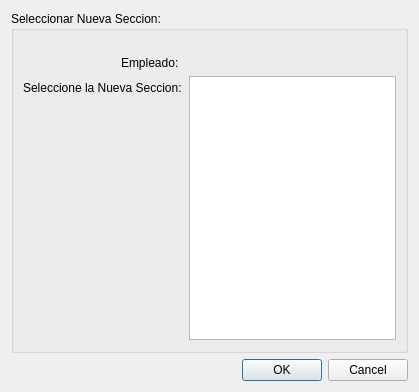
This is src/ui/DialogCambiarDeSeccionAEmpleado.ui in guilleurrutia10/division-transporte as Qt 5 draws it before an edit. The edited form follows.
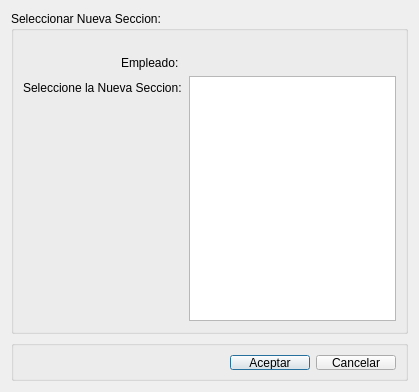
This is the edited form.

Commit message: modificaciones ui con group box parte 2

What changed in the file:
```diff
--- a/src/ui/DialogCambiarDeSeccionAEmpleado.ui
+++ b/src/ui/DialogCambiarDeSeccionAEmpleado.ui
@@ -73,13 +73,63 @@
     </widget>
    </item>
    <item>
-    <widget class="QDialogButtonBox" name="buttonBox">
-     <property name="orientation">
-      <enum>Qt::Horizontal</enum>
+    <widget class="QGroupBox" name="groupBoxButtonBox">
+     <property name="minimumSize">
+      <size>
+       <width>271</width>
+       <height>41</height>
+      </size>
      </property>
-     <property name="standardButtons">
-      <set>QDialogButtonBox::Cancel|QDialogButtonBox::Ok</set>
+     <property name="maximumSize">
+      <size>
+       <width>16777215</width>
+       <height>41</height>
+      </size>
      </property>
+     <property name="title">
+      <string/>
+     </property>
+     <layout class="QGridLayout" name="gridLayout_2">
+      <property name="leftMargin">
+       <number>9</number>
+      </property>
+      <property name="topMargin">
+       <number>9</number>
+      </property>
+      <property name="rightMargin">
+       <number>9</number>
+      </property>
+      <property name="bottomMargin">
+       <number>8</number>
+      </property>
+      <item row="0" column="1">
+       <widget class="QPushButton" name="pushButtonAceptar">
+        <property name="text">
+         <string>Aceptar</string>
+        </property>
+       </widget>
+      </item>
+      <item row="0" column="2">
+       <widget class="QPushButton" name="pushButtonCancelar">
+        <property name="text">
+         <string>Cancelar</string>
+        </property>
+       </widget>
+      </item>
+      <item row="0" column="0">
+       <spacer name="horizontalSpacer_2">
+        <property name="orientation">
+         <enum>Qt::Horizontal</enum>
+        </property>
+        <property name="sizeHint" stdset="0">
+         <size>
+          <width>40</width>
+          <height>20</height>
+         </size>
+        </property>
+       </spacer>
+      </item>
+     </layout>
     </widget>
    </item>
   </layout>
```
Left out of the diff: 35 changed lines with no effect on the pictures. The commit also changes 28 other files.
